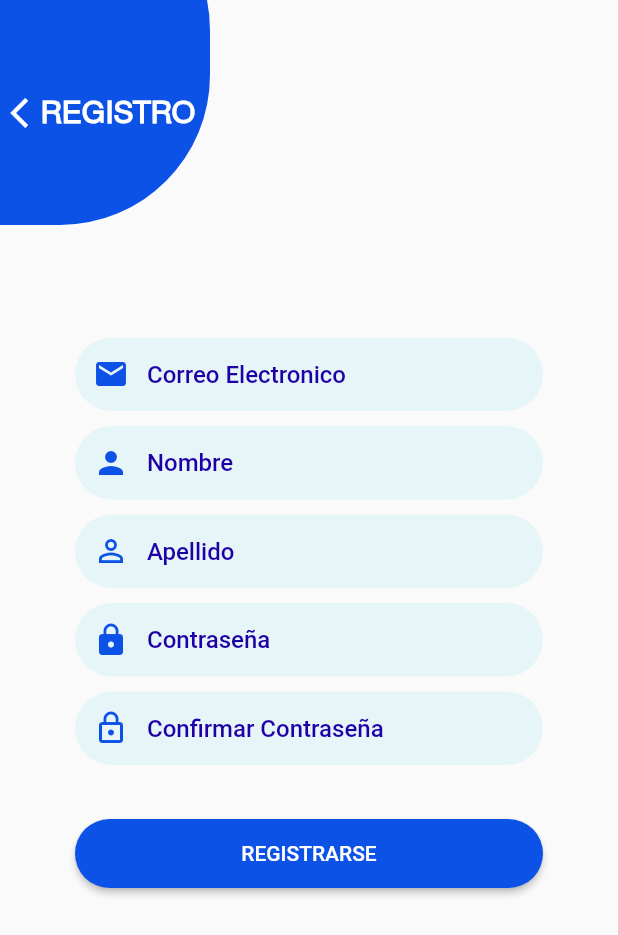
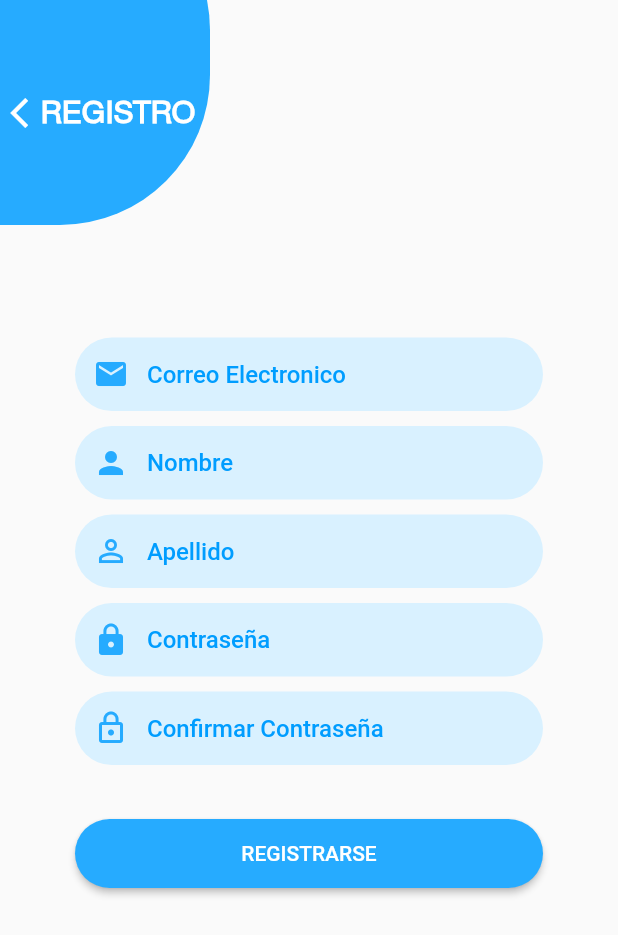
Before and after one commit to ajoshua04/TASCD-APP, a Flutter app: the RegisterPage screen opened by its route, on a phone screen of 412 x 824 dp. Shown: the top 935 px of the screen. Run offline on Flutter 3.47's test engine with Material 2 defaults, Android fonts, the phone set to English and light mode, and no system bars; our stand-ins replace flutter_html, get, image_picker, lottie, shared_preferences, sn_progress_dialog; missing offline and left inert: html_editor_enhanced, quill_html_editor, vsc_quill_delta_to_html; accounts and stored records are empty.

Commit message:
change in color palette

```diff
--- a/lib/src/utils/app_theme.dart
+++ b/lib/src/utils/app_theme.dart
@@ -23,6 +23,7 @@ class AppTheme {
     return ThemeData(
       colorScheme: ColorScheme.fromSwatch()
           .copyWith(primary: _colorThemes[selectedColor]),
+
       //brightness: Brightness.dark
     );
   }
--- a/lib/src/utils/my_colors.dart
+++ b/lib/src/utils/my_colors.dart
@@ -3,7 +3,7 @@
 import 'package:flutter/material.dart';
 
 class MyColors {
-  static Color primaryColor = Color.fromARGB(255, 13, 82, 231);
-  static Color primaryColorDark = Color.fromARGB(255, 31, 0, 167);
-  static Color primaryOpacityColor = Color.fromRGBO(13, 187, 231, 0.086);
+  static Color primaryColor = Color(0xFF26abff);
+  static Color primaryColorDark = Color(0xFF009dff);
+  static Color primaryOpacityColor = Color(0xFFd9f1ff);
 }
```
